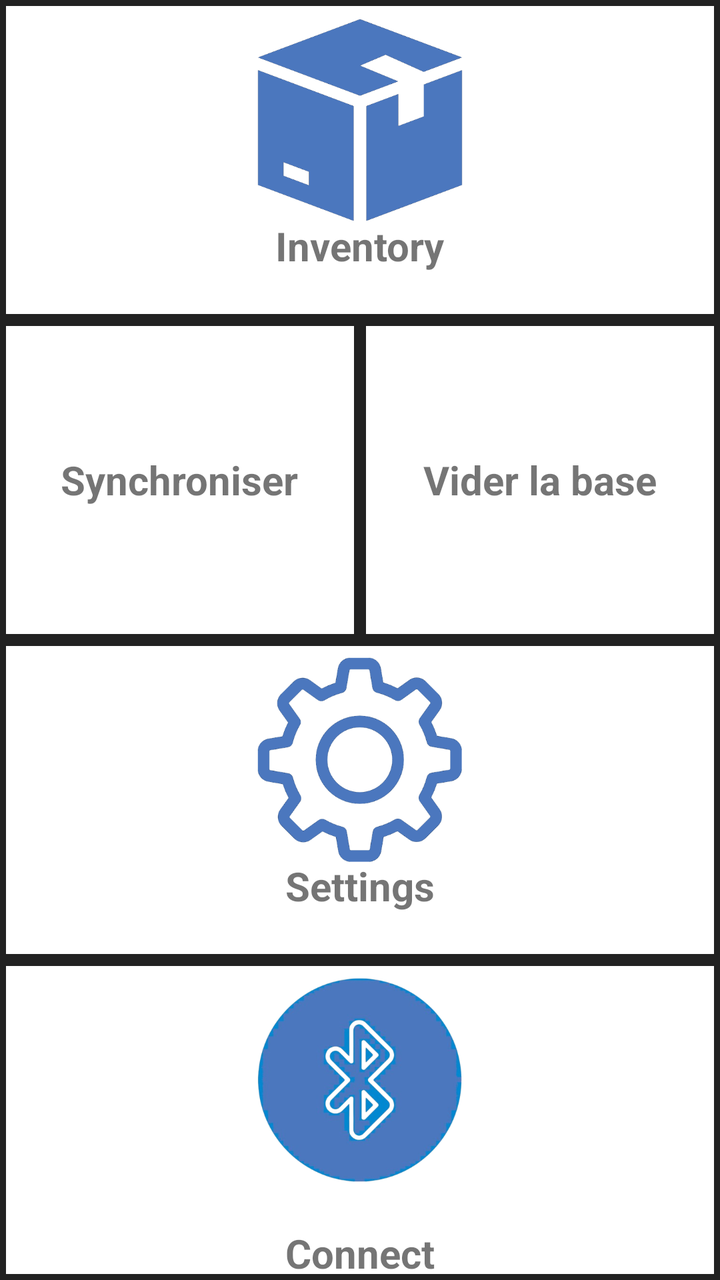
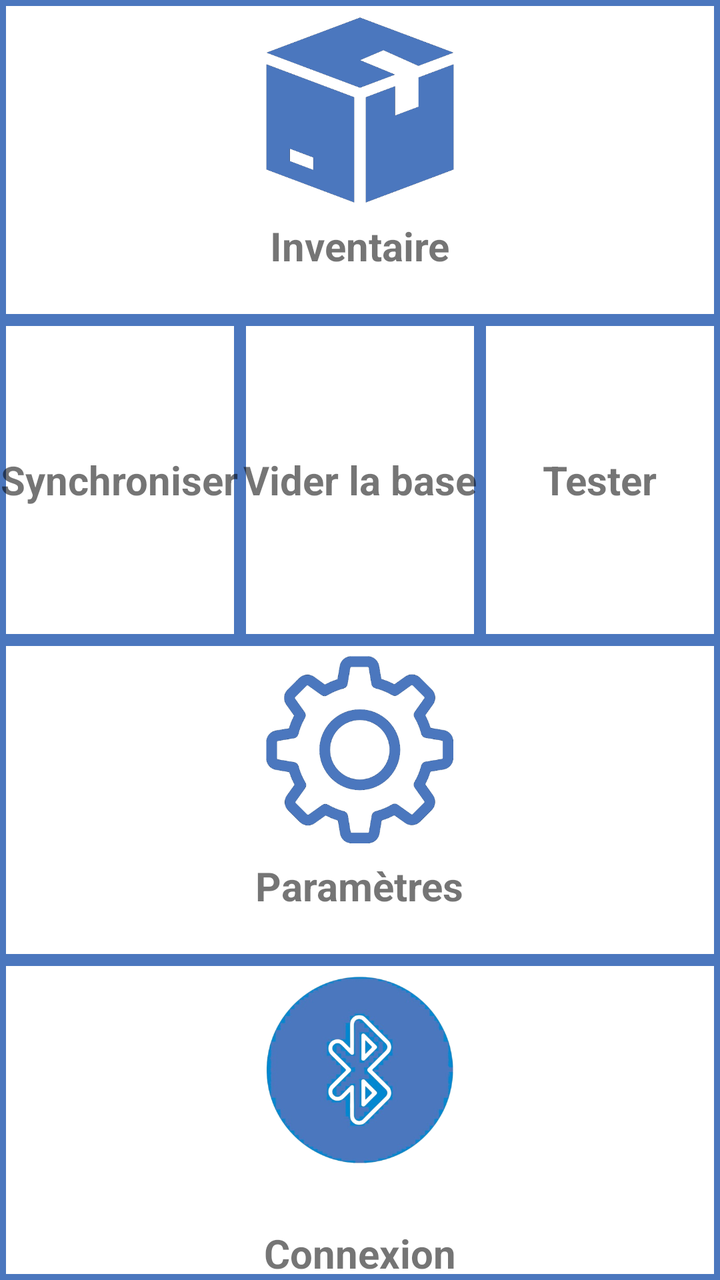

The first picture is an Android layout as it rendered before a commit; the second is the same layout after the commit. The layout source and the unified diff follow.
<!-- AndroidManifest.xml: application theme AppNewTheme -->
<!-- res/layout/home_layout_new.xml -->
<?xml version="1.0" encoding="utf-8"?>
<LinearLayout xmlns:android="http://schemas.android.com/apk/res/android"
    xmlns:tools="http://schemas.android.com/tools"
    android:layout_width="match_parent"
    android:layout_height="match_parent"
    android:orientation="vertical">

    <LinearLayout
        android:id="@+id/mainRow1"
        android:layout_width="match_parent"
        android:layout_height="0dp"
        android:layout_weight="1">

        <FrameLayout
            android:layout_width="0dp"
            android:layout_weight="1"
            android:layout_height="match_parent"
            android:background="@drawable/border">

            <ImageView
                android:layout_width="match_parent"
                android:layout_height="match_parent"
                android:onClick="inventaireClicked"
                android:paddingBottom="40dp"
                android:src="@drawable/inventory"
                tools:ignore="SpeakableTextPresentCheck" />

            <TextView
                android:layout_width="wrap_content"
                android:layout_height="wrap_content"
                android:layout_gravity="center|bottom"
                android:textStyle="bold"
                android:textSize="20sp"
                android:text="@string/home_inventory710" />
        </FrameLayout>
    </LinearLayout>

    <LinearLayout
        android:id="@+id/mainRow2"
        android:layout_width="match_parent"
        android:layout_height="0dp"
        android:layout_weight="1">

        <FrameLayout
            android:layout_width="0dp"
            android:layout_weight="1"
            android:layout_height="match_parent"
            android:background="@drawable/border">
            <TextView
                android:layout_width="wrap_content"
                android:layout_height="wrap_content"
                android:layout_gravity="center"
                android:textStyle="bold"
                android:textSize="20sp"
                android:text="Synchroniser" />
        </FrameLayout>

        <FrameLayout
            android:layout_width="0dp"
            android:layout_weight="1"
            android:layout_height="match_parent"
            android:background="@drawable/border">
            <TextView
                android:layout_width="wrap_content"
                android:layout_height="wrap_content"
                android:layout_gravity="center"
                android:textStyle="bold"
                android:textSize="20sp"
                android:text="Vider la base" />
        </FrameLayout>
    </LinearLayout>

    <LinearLayout
        android:layout_width="match_parent"
        android:layout_height="0dp"
        android:layout_weight="1">

        <FrameLayout
            android:layout_width="0dp"
            android:layout_weight="1"
            android:layout_height="match_parent"
            android:background="@drawable/border">

            <ImageView
                android:layout_width="match_parent"
                android:layout_height="match_parent"
                android:onClick="settClicked"
                android:paddingBottom="40dp"
                android:src="@drawable/settings"
                tools:ignore="SpeakableTextPresentCheck" />

            <TextView
                android:layout_width="wrap_content"
                android:layout_height="wrap_content"
                android:layout_gravity="center|bottom"
                android:textStyle="bold"
                android:textSize="20sp"
                android:text="@string/home_settings710" />
        </FrameLayout>
    </LinearLayout>

    <LinearLayout
        android:id="@+id/mainRow3"
        android:visibility="gone"
        android:layout_width="match_parent"
        android:layout_height="0dp"
        android:layout_weight="1">

        <TextView
            style="@style/DashboardButton"
            android:layout_width="match_parent"
            android:layout_height="wrap_content"
            android:layout_gravity="center"
            android:textStyle="bold"
            android:textAlignment="center"
            android:textColor="@color/white"
            android:text="Foreground Service in Action" />
    </LinearLayout>

    <LinearLayout
        android:layout_width="match_parent"
        android:layout_height="0dp"
        android:layout_weight="1">

        <FrameLayout
            android:layout_width="0dp"
            android:layout_weight="1"
            android:layout_height="match_parent"
            android:background="@drawable/border">

            <ImageView
                android:layout_width="match_parent"
                android:layout_height="match_parent"
                android:onClick="connectClicked"
                android:paddingBottom="40dp"
                android:src="@drawable/connect"
                tools:ignore="SpeakableTextPresentCheck" />

            <TextView
                android:layout_width="wrap_content"
                android:layout_height="wrap_content"
                android:layout_gravity="center|bottom"
                android:textStyle="bold"
                android:textSize="20sp"
                android:text="@string/home_connect" />
        </FrameLayout>
    </LinearLayout>

</LinearLayout>
<!-- resources referenced by this layout -->
<resources>
  <color name="white">#FFFFFFFF</color>
  <!-- drawable border (drawable) -->
  <?xml version="1.0" encoding="utf-8"?>
  <shape xmlns:android="http://schemas.android.com/apk/res/android">
      <stroke
          android:width="3dp"
          android:color="#222222" />
  </shape>
  <!-- drawable connect: png bitmap (drawable, 130787 bytes) -->
  <!-- drawable inventory: png bitmap (drawable, 8288 bytes) -->
  <!-- drawable settings: png bitmap (drawable, 37140 bytes) -->
  <string name="home_connect">Connect</string>
  <string name="home_inventory710">Inventory\n</string>
  <string name="home_settings710">Settings\n</string>
  <style name="DashboardButton">
          <item name="android:layout_gravity">center_vertical</item>
          <item name="android:layout_width">wrap_content</item>
          <item name="android:layout_height">wrap_content</item>
          <item name="android:gravity">center_horizontal</item>
          <item name="android:drawablePadding">6dp</item>
          <item name="android:textAppearance">?android:attr/textAppearanceMedium</item>
          <item name="android:textStyle">bold</item>
          <item name="android:textSize">16sp</item>
          <item name="android:textColor">#FFFFFF</item>
          <item name="android:background">@drawable/btn_back</item>
          <item name="android:elevation">4dp</item>
      </style>
  <style name="AppNewTheme" parent="Theme.MaterialComponents.Light.NoActionBar">
          <item name="colorPrimary">@color/colorPrimary</item>
          <item name="colorPrimaryDark">@color/colorPrimaryDark</item>
          <item name="colorAccent">@color/colorPrimary</item>
          <item name="android:textAllCaps">false</item>
          <item name="windowActionBar">false</item>
          <item name="windowNoTitle">true</item>
          <item name="actionButtonStyle">@style/ActionButtonStyle</item>
          <item name="actionBarTabTextStyle">@style/ActionTabTextStyle</item>
      </style>
  <!-- drawable btn_back: png bitmap (drawable, 7316 bytes) -->
  <color name="colorPrimary">#00529c</color>
  <color name="colorPrimaryDark">#3F51B5</color>
  <style name="ActionButtonStyle">
          <item name="android:minWidth">0dp</item>
          <item name="android:paddingLeft">0dp</item>
          <item name="android:paddingRight">5dp</item>
      </style>
  <style name="ActionTabTextStyle">
          <item name="android:textAllCaps">false</item>
      </style>
</resources>

<!-- the commit's change to res/layout/home_layout_new.xml (unified diff, before → after) -->
@@ -21,7 +21,7 @@
                 android:layout_width="match_parent"
                 android:layout_height="match_parent"
                 android:onClick="inventaireClicked"
-                android:paddingBottom="40dp"
+                android:paddingBottom="50dp"
                 android:src="@drawable/inventory"
                 tools:ignore="SpeakableTextPresentCheck" />
 
@@ -68,6 +68,19 @@
                 android:textSize="20sp"
                 android:text="Vider la base" />
         </FrameLayout>
+        <FrameLayout
+            android:layout_width="0dp"
+            android:layout_weight="1"
+            android:layout_height="match_parent"
+            android:background="@drawable/border">
+            <TextView
+                android:layout_width="wrap_content"
+                android:layout_height="wrap_content"
+                android:layout_gravity="center"
+                android:textStyle="bold"
+                android:textSize="20sp"
+                android:text="Tester" />
+        </FrameLayout>
     </LinearLayout>
 
     <LinearLayout
@@ -85,7 +98,7 @@
                 android:layout_width="match_parent"
                 android:layout_height="match_parent"
                 android:onClick="settClicked"
-                android:paddingBottom="40dp"
+                android:paddingBottom="50dp"
                 android:src="@drawable/settings"
                 tools:ignore="SpeakableTextPresentCheck" />
 
@@ -132,7 +145,7 @@
                 android:layout_width="match_parent"
                 android:layout_height="match_parent"
                 android:onClick="connectClicked"
-                android:paddingBottom="40dp"
+                android:paddingBottom="50dp"
                 android:src="@drawable/connect"
                 tools:ignore="SpeakableTextPresentCheck" />
 
<!-- resource entries referenced after the edit -->
@@ -6,14 +6,14 @@
   <shape xmlns:android="http://schemas.android.com/apk/res/android">
       <stroke
           android:width="3dp"
-          android:color="#222222" />
+          android:color="#4b77be" />
   </shape>
   <!-- drawable connect: png bitmap (drawable, 130787 bytes) -->
   <!-- drawable inventory: png bitmap (drawable, 8288 bytes) -->
   <!-- drawable settings: png bitmap (drawable, 37140 bytes) -->
-  <string name="home_connect">Connect</string>
-  <string name="home_inventory710">Inventory\n</string>
-  <string name="home_settings710">Settings\n</string>
+  <string name="home_connect">Connexion</string>
+  <string name="home_inventory710">Inventaire\n</string>
+  <string name="home_settings710">Paramètres\n</string>
   <style name="DashboardButton">
           <item name="android:layout_gravity">center_vertical</item>
           <item name="android:layout_width">wrap_content</item>
